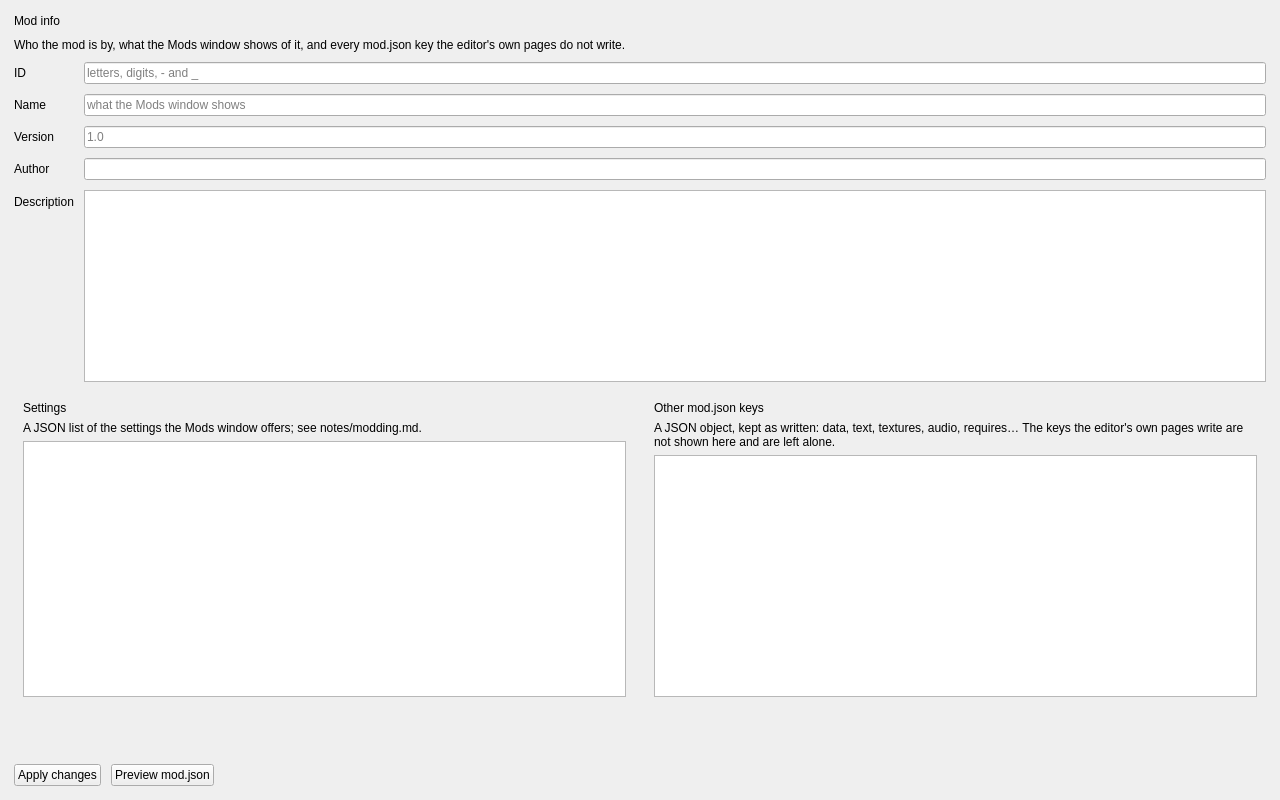
This is tools/pc/fm_editor/ui/mod_info_page.ui in yamyi/YGOFM-DecompRecomp as Qt 5 draws it before an edit. The edited form follows.
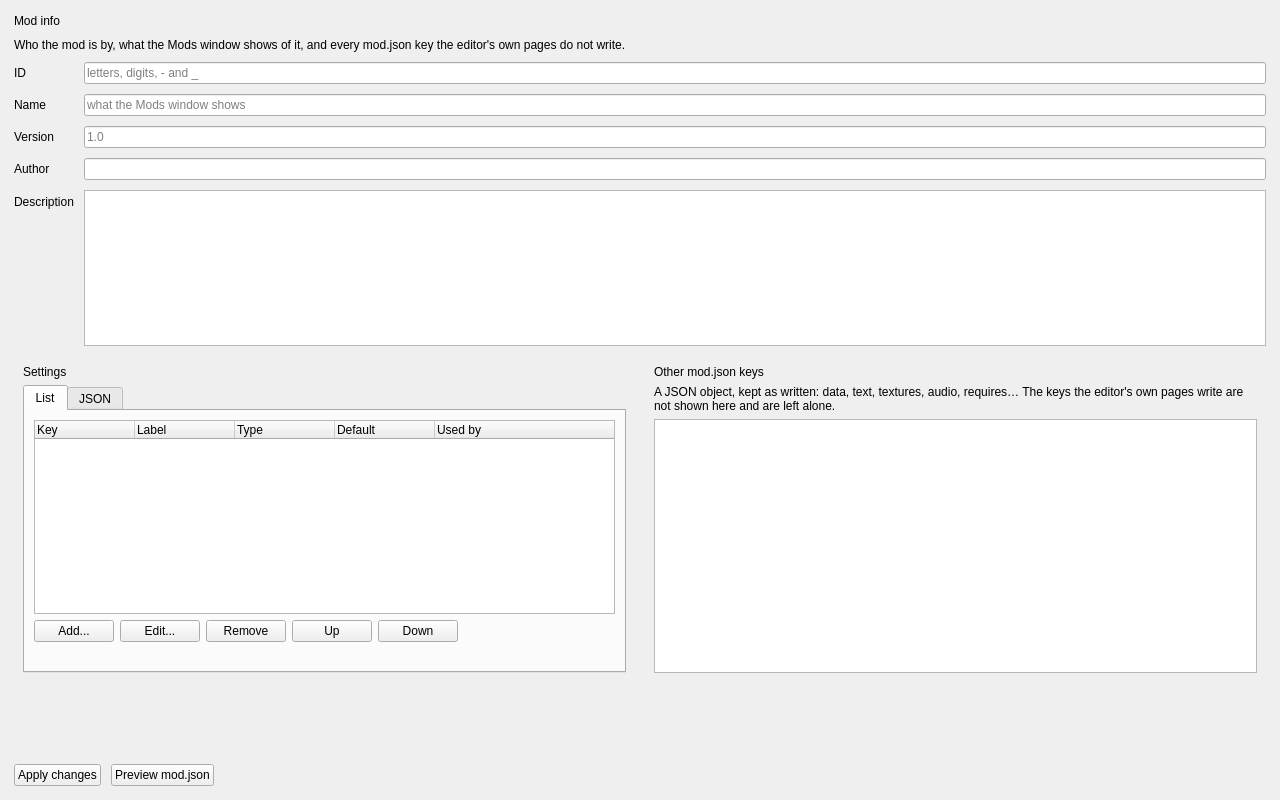
This is the edited form.

```diff
--- a/tools/pc/fm_editor/ui/mod_info_page.ui
+++ b/tools/pc/fm_editor/ui/mod_info_page.ui
@@ -134,6 +134,43 @@
          </widget>
         </item>
         <item>
+         <widget class="QTabWidget" name="modSettingsTabs">
+          <widget class="QWidget" name="modSettingsListTab">
+           <attribute name="title"><string>List</string></attribute>
+           <layout class="QVBoxLayout" name="modSettingsListTabLayout">
+            <item>
+             <widget class="QTreeWidget" name="modSettingsTree">
+              <property name="rootIsDecorated"><bool>false</bool></property>
+              <property name="columnCount"><number>5</number></property>
+              <column><property name="text"><string>Key</string></property></column>
+              <column><property name="text"><string>Label</string></property></column>
+              <column><property name="text"><string>Type</string></property></column>
+              <column><property name="text"><string>Default</string></property></column>
+              <column><property name="text"><string>Used by</string></property></column>
+             </widget>
+            </item>
+            <item>
+             <layout class="QHBoxLayout" name="modSettingsButtonsLayout">
+              <item><widget class="QPushButton" name="addSettingButton"><property name="text"><string>Add...</string></property></widget></item>
+              <item><widget class="QPushButton" name="editSettingButton"><property name="text"><string>Edit...</string></property></widget></item>
+              <item><widget class="QPushButton" name="removeSettingButton"><property name="text"><string>Remove</string></property></widget></item>
+              <item><widget class="QPushButton" name="moveSettingUpButton"><property name="text"><string>Up</string></property></widget></item>
+              <item><widget class="QPushButton" name="moveSettingDownButton"><property name="text"><string>Down</string></property></widget></item>
+              <item><spacer name="modSettingsButtonsSpacer"><property name="orientation"><enum>Qt::Horizontal</enum></property><property name="sizeHint" stdset="0"><size><width>20</width><height>20</height></size></property></spacer></item>
+             </layout>
+            </item>
+            <item>
+             <widget class="QLabel" name="modSettingsListHint">
+              <property name="text"><string /></property>
+              <property name="wordWrap"><bool>true</bool></property>
+             </widget>
+            </item>
+           </layout>
+          </widget>
+          <widget class="QWidget" name="modSettingsJsonTab">
+           <attribute name="title"><string>JSON</string></attribute>
+           <layout class="QVBoxLayout" name="modSettingsJsonTabLayout">
+            <item>
          <widget class="QLabel" name="modSettingsHint">
           <property name="text">
            <string>A JSON list of the settings the Mods window offers; see notes/modding.md.</string>
@@ -152,6 +189,10 @@
         </item>
        </layout>
       </widget>
+         </widget>
+        </item>
+       </layout>
+      </widget>
      </item>
      <item>
       <widget class="QFrame" name="modOtherPanel">
@@ -192,6 +233,16 @@
      </property>
     </widget>
    </item>
+   <item>
+    <widget class="QLabel" name="modApiLabel">
+     <property name="text">
+      <string />
+     </property>
+     <property name="wordWrap">
+      <bool>true</bool>
+     </property>
+    </widget>
+   </item>
    <item>
     <widget class="QLabel" name="modInfoStatusLabel">
      <property name="text">
```
Lines whose indentation alone changed are shown as unchanged.
